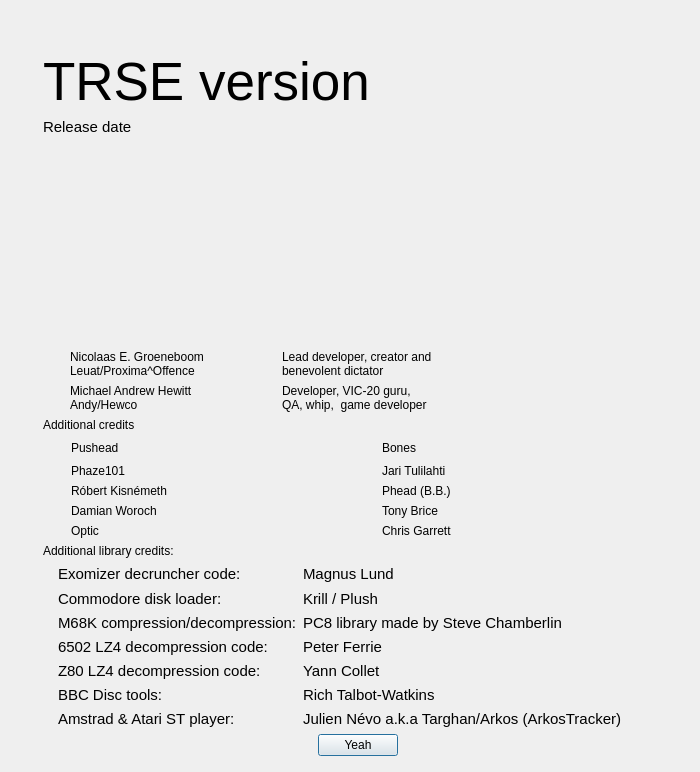
leuat/TRSE, file source/dialogabout.ui: the form before one commit.
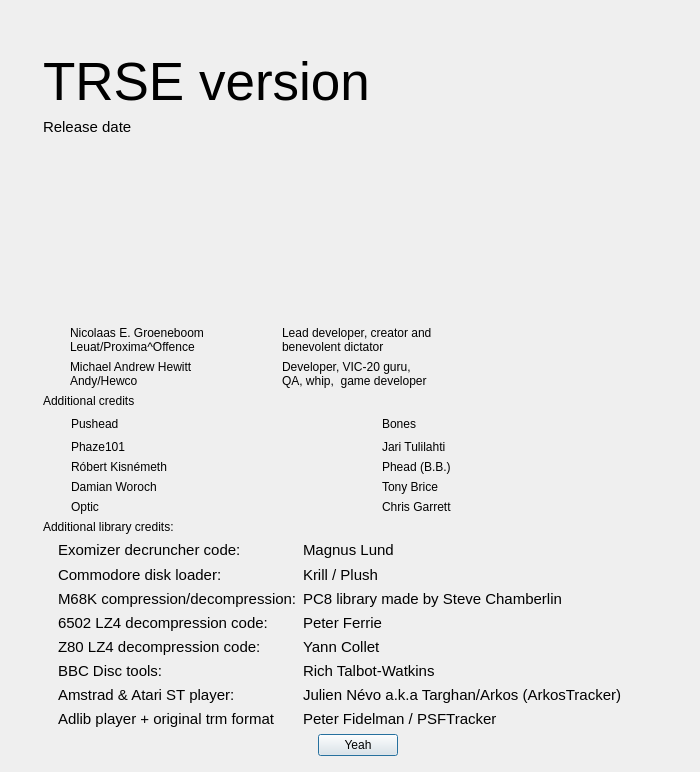
The form after the commit. Icons and pictures are not drawn.

The edit to the form file:
```diff
--- a/source/dialogabout.ui
+++ b/source/dialogabout.ui
@@ -734,6 +734,36 @@
          </property>
         </spacer>
        </item>
+       <item row="7" column="1">
+        <widget class="QLabel" name="label_29">
+         <property name="font">
+          <font>
+           <pointsize>11</pointsize>
+          </font>
+         </property>
+         <property name="text">
+          <string>Adlib player + original trm format</string>
+         </property>
+         <property name="alignment">
+          <set>Qt::AlignLeading|Qt::AlignLeft|Qt::AlignVCenter</set>
+         </property>
+        </widget>
+       </item>
+       <item row="7" column="2">
+        <widget class="QLabel" name="label_30">
+         <property name="font">
+          <font>
+           <pointsize>11</pointsize>
+          </font>
+         </property>
+         <property name="text">
+          <string>Peter Fidelman / PSFTracker</string>
+         </property>
+         <property name="alignment">
+          <set>Qt::AlignLeading|Qt::AlignLeft|Qt::AlignVCenter</set>
+         </property>
+        </widget>
+       </item>
       </layout>
      </item>
      <item alignment="Qt::AlignHCenter">
```
Left out of the diff: 200 changed lines with no effect on the pictures.
